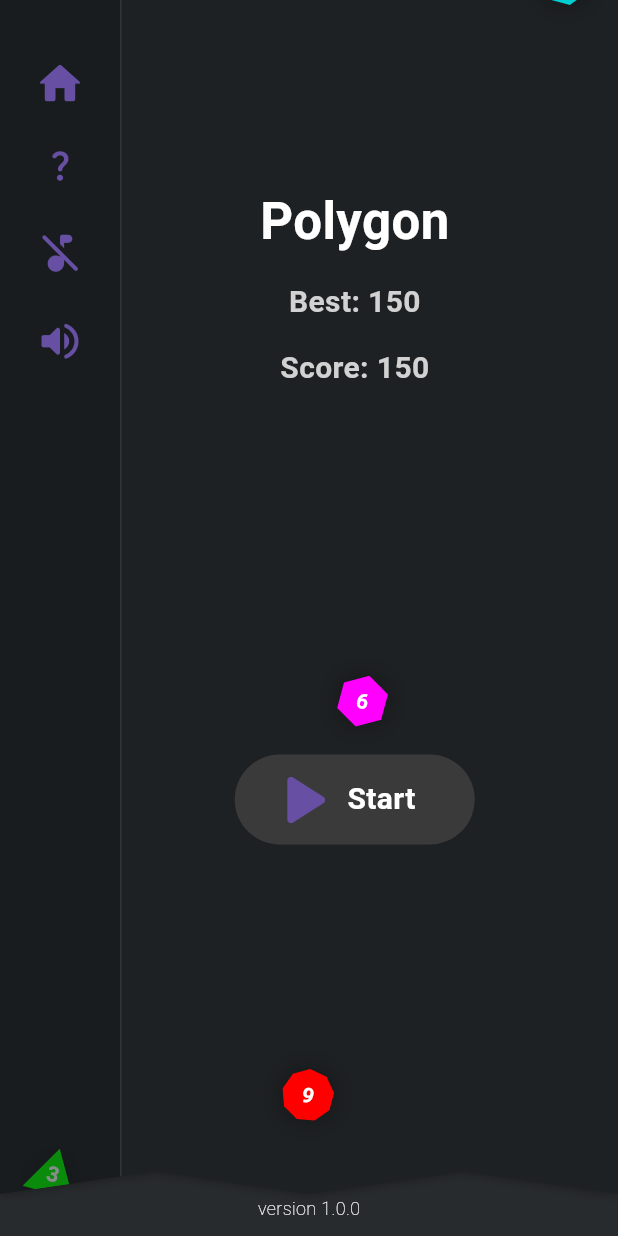
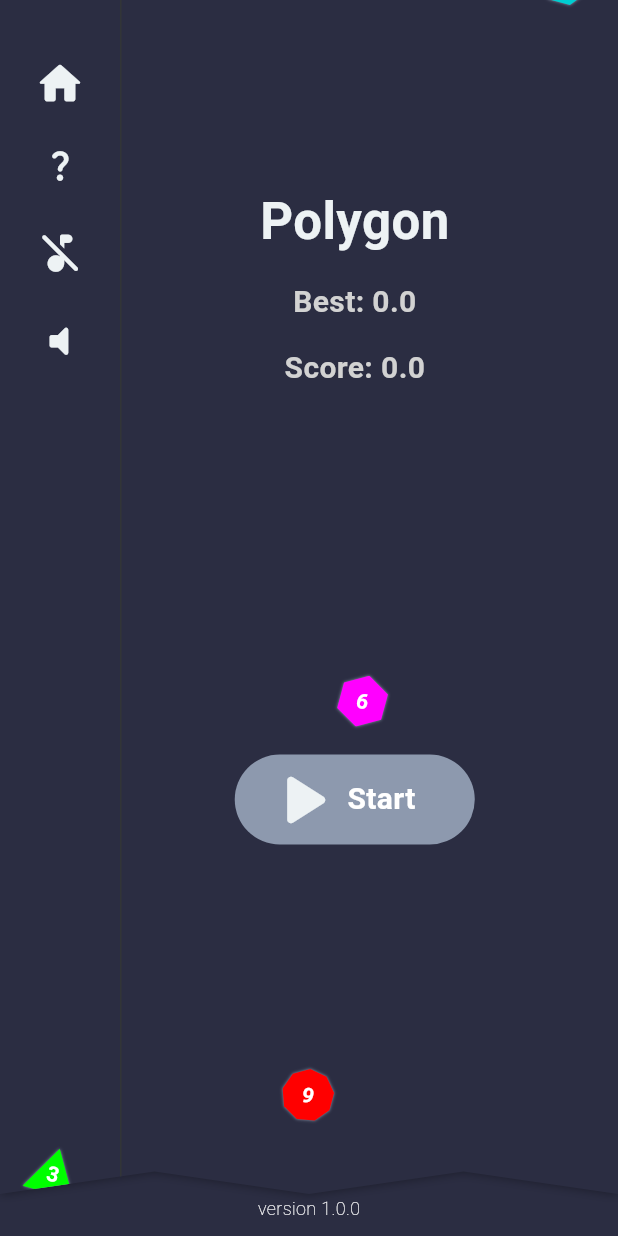
Before and after one commit to Ernesto-20/polygons_game, a Flutter app: the screen it shows after launch, after a tap on the "music note" icon, after a tap on the "volume up" icon, on a phone screen of 412 x 824 dp. Run offline on Flutter 3.47's test engine with Material 3 defaults, Android fonts, the phone set to English and light mode, and no system bars; our stand-ins replace audioplayers, bloc, carousel_slider, equatable, flutter_bloc.

Commit message:
add: integreate bloc with views

```diff
--- a/lib/pages/game_page.dart
+++ b/lib/pages/game_page.dart
@@ -1,7 +1,10 @@
 import 'package:audioplayers/audioplayers.dart';
+import 'package:circule_game/blocs/game_pane/game_pane_bloc.dart';
+import 'package:circule_game/utils/colors.dart';
 import 'package:circule_game/widgets/game_panel.dart';
 import 'package:circule_game/widgets/scrore_panel.dart';
 import 'package:flutter/material.dart';
+import 'package:flutter_bloc/flutter_bloc.dart';
 
 class GamePage extends StatefulWidget {
   const GamePage({super.key});
@@ -12,7 +15,6 @@ class GamePage extends StatefulWidget {
 
 class _GamePageState extends State<GamePage> {
   late final AudioPlayer music;
-  bool enableSound = true;
 
   @override
   void initState() {
@@ -20,9 +22,6 @@ class _GamePageState extends State<GamePage> {
     music = AudioPlayer();
     music.setVolume(0.01);
     _repeatMusic();
-    // .then((player) {
-    //   music.play(AssetSource('audio/music.mp3'));
-    // });
   }
 
   void _repeatMusic(){
@@ -41,13 +40,14 @@ class _GamePageState extends State<GamePage> {
   Widget build(BuildContext context) {
     return Scaffold(
       body: Container(
-        color: const Color.fromRGBO(30, 33, 35, 1),
+        color: darkPrimary,
         child: SafeArea(
           child: Container(
-            color: const Color.fromRGBO(40, 43, 45, 1),
-            // color: Colors.white24,
+            color: darkPrimary,
             width: double.infinity,
             height: double.infinity,
+            child: BlocProvider(
+              create: (context) => GamePaneBloc(),
               child: Stack(
                           children: [
                             Column(
@@ -55,12 +55,13 @@ class _GamePageState extends State<GamePage> {
                                 Container(
                                   height: 280,
                                 ),
-                    Expanded(child: GamePanel(getEnableSound: getEnableSound)),
+                                const Expanded(child: GamePanel()),
                                 const FooterPage(),
                               ],
                             ),
-                ScorePanel(music: music, setEnableSound: setEnableSound, getEnableSound: getEnableSound),
+                            ScorePanel(music: music),
                           ],
+                        ),
             ),
           ),
         ),
@@ -68,15 +69,6 @@ class _GamePageState extends State<GamePage> {
     );
   }
 
-  void setEnableSound(bool value){
-    setState(() {
-      enableSound = value;
-    });
-  }
-
-  bool getEnableSound(){
-    return enableSound;
-  }
 }
 
 class FooterPage extends StatelessWidget {
--- a/lib/widgets/scrore_panel.dart
+++ b/lib/widgets/scrore_panel.dart
@@ -1,23 +1,23 @@
+import 'dart:async';
 import 'dart:math';
 
 import 'package:audioplayers/audioplayers.dart';
 import 'package:carousel_slider/carousel_slider.dart';
+import 'package:circule_game/blocs/game_pane/game_pane_bloc.dart';
 import 'package:circule_game/models/figure.dart';
+import 'package:circule_game/utils/colors.dart';
 import 'package:circule_game/widgets/figure_view.dart';
 import 'package:circule_game/widgets/others/clip_shadow_path.dart';
 import 'package:flutter/material.dart';
+import 'package:flutter_bloc/flutter_bloc.dart';
 
 class ScorePanel extends StatefulWidget {
   const ScorePanel({
     super.key,
     required this.music,
-    required this.setEnableSound,
-    required this.getEnableSound,
   });
 
   final AudioPlayer music;
-  final Function setEnableSound;
-  final Function getEnableSound;
 
   @override
   State<ScorePanel> createState() => _ScorePanelState();
@@ -37,7 +37,7 @@ class _ScorePanelState extends State<ScorePanel> {
             padding: const EdgeInsets.only(bottom: 00, top: 00),
             height: isExpanded ? constraints.maxHeight - 28 : 280,
             width: double.infinity,
-            color: const Color.fromRGBO(30, 33, 35, 1),
+            color: darkPrimary,
             duration: const Duration(milliseconds: 400),
             child: Stack(
               children: [
@@ -48,8 +48,6 @@ class _ScorePanelState extends State<ScorePanel> {
                       isExpandedPanel: isExpanded,
                       backHome: backHome,
                       music: widget.music,
-                      setEnableSound: widget.setEnableSound,
-                      getEnableSound: widget.getEnableSound
                     ),
                     Expanded(
                         child: Row(
@@ -126,9 +124,7 @@ class InformationBar extends StatelessWidget {
                 const Text(
                   'Polygon',
                   style: TextStyle(
-                      color: Colors.white,
-                      fontWeight: FontWeight.bold,
-                      fontSize: 34),
+                      color: acent, fontWeight: FontWeight.bold, fontSize: 34),
                 ),
                 const SizedBox(
                   height: 10,
@@ -137,32 +133,39 @@ class InformationBar extends StatelessWidget {
                   duration: durationEffect,
                   alignment:
                       isExpandedPanel ? Alignment.center : Alignment.centerLeft,
-                  child: const Padding(
-                      padding: EdgeInsets.symmetric(
+                  child: Padding(
+                    padding: const EdgeInsets.symmetric(
                       vertical: 5,
                     ),
-                      child: Text(
-                        'Best: 150',
-                        style: TextStyle(
+                    child: BlocBuilder<GamePaneBloc, GamePaneState>(
+                      builder: (_, state) => Text(
+                        'Best: ${state.record}',
+                        style: const TextStyle(
                             color: Color.fromRGBO(210, 210, 210, 1),
                             fontWeight: FontWeight.bold,
                             fontSize: 20),
-                      )),
+                      ),
+                    ),
+                  ),
                 ),
                 AnimatedAlign(
                   duration: durationEffect,
                   alignment:
                       isExpandedPanel ? Alignment.center : Alignment.centerLeft,
-                  child: const Padding(
-                    padding: EdgeInsets.symmetric(
+                  child: Padding(
+                    padding: const EdgeInsets.symmetric(
                       vertical: 10,
                     ),
-                    child: Text(
-                      'Score: 150',
-                      style: TextStyle(
+                    child: BlocBuilder<GamePaneBloc, GamePaneState>(
+                      builder: (context, state) {
+                        return Text(
+                          'Score: ${state.score}',
+                          style: const TextStyle(
                               color: Color.fromRGBO(210, 210, 210, 1),
                               fontWeight: FontWeight.bold,
                               fontSize: 20),
+                        );
+                      },
                     ),
                   ),
                 ),
@@ -176,7 +179,7 @@ class InformationBar extends StatelessWidget {
               alignment: Alignment.center,
               width: 160,
               child: Material(
-                color: const Color.fromRGBO(58, 58, 58, 1),
+                color: darkSecondary,
                 borderRadius: BorderRadius.circular(35),
                 child: InkWell(
                   borderRadius: BorderRadius.circular(35),
@@ -188,15 +191,15 @@ class InformationBar extends StatelessWidget {
                       padding: const EdgeInsets.symmetric(horizontal: 15),
                       decoration: BoxDecoration(
                           borderRadius: BorderRadius.circular(35)),
-                      child: Row(
+                      child: const Row(
                         // mainAxisAlignment: MainAxisAlignment.spaceAround,
                         children: [
                           Icon(
                             Icons.play_arrow_rounded,
-                            color: Theme.of(context).primaryColor,
+                            color: acent,
                             size: 60,
                           ),
-                          const Text('Start',
+                          Text('Start',
                               style: TextStyle(
                                   color: Colors.white,
                                   fontWeight: FontWeight.bold,
@@ -220,32 +223,25 @@ class Menu extends StatefulWidget {
     required this.isExpandedPanel,
     required this.backHome,
     required this.music,
-    required this.setEnableSound,
-    required this.getEnableSound,
   });
 
   final bool isExpandedPanel;
   final Function backHome;
   final AudioPlayer music;
-  final Function setEnableSound;
-  final Function getEnableSound;
-
-
 
   @override
   State<Menu> createState() => _MenuState();
 }
 
 class _MenuState extends State<Menu> {
-  bool  enableMusic = true;
+  bool enableMusic = true;
 
   @override
   Widget build(BuildContext context) {
-    return Container(
+    return SizedBox(
       height: double.infinity,
       width: 80,
-      // color: Theme.of(context).primaryColor,
-      color: Color.fromRGBO(20, 23, 25, 0.5),
+      // color: Colors.white60,
       child: Column(
         mainAxisAlignment: MainAxisAlignment.spaceEvenly,
         children: [
@@ -256,10 +252,10 @@ class _MenuState extends State<Menu> {
             onPressed: () {
               widget.backHome();
             },
-            icon: Icon(
+            icon: const Icon(
               Icons.home_rounded,
               size: 35,
-              color: Theme.of(context).primaryColor,
+              color: acent,
             ),
           ),
           Padding(
@@ -272,17 +268,22 @@ class _MenuState extends State<Menu> {
                           contentPadding: EdgeInsets.zero,
                           actionsAlignment: MainAxisAlignment.center,
                           backgroundColor: Theme.of(context).primaryColor,
-                          title: const Text('Hi!', style: TextStyle(
-                                          color:
-                                              Color.fromRGBO(210, 210, 210, 1),
+                          title: const Text(
+                            'Hi!',
+                            style: TextStyle(
+                                color: Color.fromRGBO(210, 210, 210, 1),
                                 fontWeight: FontWeight.bold,
-                                          fontSize: 24),),
+                                fontSize: 24),
+                          ),
                           actions: [
                             TextButton(
                                 onPressed: () {
                                   Navigator.pop(context);
                                 },
-                                child: const Text('OK', style: TextStyle(color:  Colors.white),))
+                                child: const Text(
+                                  'OK',
+                                  style: TextStyle(color: Colors.white),
+                                ))
                           ],
                           content: Container(
                             // height: MediaQuery.sizeOf(context).height * 0.7,
@@ -292,7 +293,8 @@ class _MenuState extends State<Menu> {
                               child: Column(
                                 children: [
                                   const Padding(
-                                      padding: EdgeInsets.only(top: 35, left: 20, right: 20),
+                                    padding: EdgeInsets.only(
+                                        top: 35, left: 20, right: 20),
                                     child: Text(
                                       'All you need is to play!',
                                       style: TextStyle(
@@ -303,7 +305,11 @@ class _MenuState extends State<Menu> {
                                     ),
                                   ),
                                   const Padding(
-                                      padding: EdgeInsets.only(top: 15, right: 20, bottom: 25, left: 20),
+                                    padding: EdgeInsets.only(
+                                        top: 15,
+                                        right: 20,
+                                        bottom: 25,
+                                        left: 20),
                                     child: Text(
                                       'You will see that it is easy to play, but not so easy to win :(',
                                       style: TextStyle(
@@ -330,30 +336,42 @@ class _MenuState extends State<Menu> {
                                           Builder(
                                             builder: (BuildContext context) {
                                               return Image.asset(
-                                                  'assets/images/one_example.png', width: 350, height: 350, fit: BoxFit.contain, filterQuality: FilterQuality.high,);
+                                                'assets/images/one_example.png',
+                                                width: 350,
+                                                height: 350,
+                                                fit: BoxFit.contain,
+                                                filterQuality:
+                                                    FilterQuality.high,
+                                              );
                                             },
                                           ),
                                           Builder(
                                             builder: (BuildContext context) {
                                               return Image.asset(
-                                                  'assets/images/two_example.png', width: 350, height: 350, fit: BoxFit.contain, filterQuality: FilterQuality.high,);
+                                                'assets/images/two_example.png',
+                                                width: 350,
+                                                height: 350,
+                                                fit: BoxFit.contain,
+                                                filterQuality:
+                                                    FilterQuality.high,
+                                              );
                                             },
                                           ),
-                                        ]
+                                        ]),
                                   ),
-                                    ),
-                                    const SizedBox(height: 40,)
+                                  const SizedBox(
+                                    height: 40,
+                                  )
                                 ],
                               ),
                             ),
-
                           ),
                         ));
               },
-              icon: Icon(
+              icon: const Icon(
                 Icons.question_mark_rounded,
                 size: 25,
-                color: Theme.of(context).primaryColor,
+                color: acent,
               ),
             ),
           ),
@@ -361,36 +379,55 @@ class _MenuState extends State<Menu> {
             padding: const EdgeInsets.symmetric(vertical: 5),
             child: IconButton(
               onPressed: () {
-                widget.setEnableSound(!widget.getEnableSound());
+                bool enable = context.read<GamePaneBloc>().state.enableSound;
+                context
+                    .read<GamePaneBloc>()
+                    .add(GamePaneEnabledSound(enable: !enable));
               },
-              icon: Icon(
-                widget.getEnableSound() ? Icons.music_note_rounded : Icons.music_off_rounded,
+              icon: BlocBuilder<GamePaneBloc, GamePaneState>(
+                builder: (context, state) {
+                  return Icon(
+                    state.enableSound
+                        ? Icons.music_note_rounded
+                        : Icons.music_off_rounded,
                     size: 33,
-                color: Theme.of(context).primaryColor,
+                    color: acent,
+                  );
+                },
               ),
             ),
           ),
           Padding(
             padding: const EdgeInsets.symmetric(vertical: 5),
-            child: IconButton(
+            child: BlocBuilder<GamePaneBloc, GamePaneState>(
+              builder: (context, state) {
+                return IconButton(
                   onPressed: () {
-                if ( widget.music.state == PlayerState.playing){
+                    if (state.enableMusic) {
                       setState(() {
-                  enableMusic = true;
+                        context
+                            .read<GamePaneBloc>()
+                            .add(GamePaneEnabledMusic(enable: false));
                         widget.music.pause();
                       });
-                }else if ( widget.music.state == PlayerState.paused) {
+                    } else {
                       setState(() {
-                    enableMusic = false;
+                        context
+                            .read<GamePaneBloc>()
+                            .add(GamePaneEnabledMusic(enable: true));
                         widget.music.resume();
                       });
                     }
                   },
                   icon: Icon(
-                enableMusic? Icons.volume_up_rounded: Icons.volume_mute_rounded,
+                    state.enableMusic
+                        ? Icons.volume_up_rounded
+                        : Icons.volume_mute_rounded,
                     size: 33,
-                color: Theme.of(context).primaryColor,
+                    color: acent,
                   ),
+                );
+              },
             ),
           ),
           const Expanded(child: SizedBox()),
```
Also changed, not shown: lib/widgets/figure_view.dart (+41 -14 lines). Lines whose indentation alone changed are shown as unchanged.
